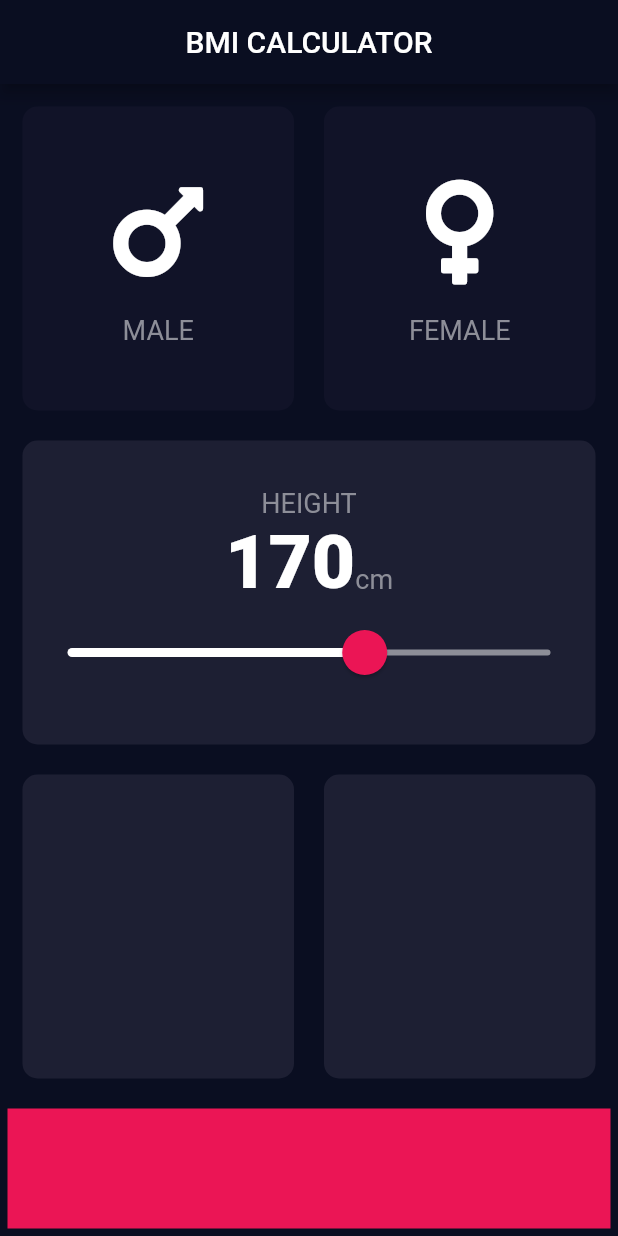
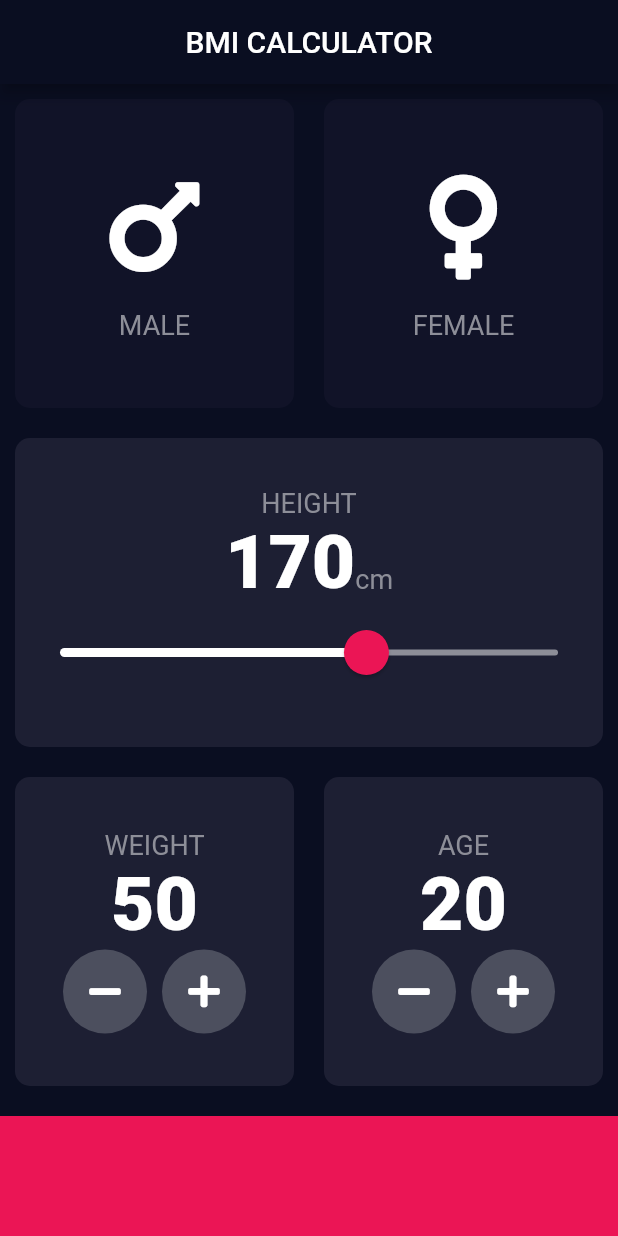
Before and after one commit to veoxer/bmi-flutter, a Flutter app: the screen it shows after launch, on a phone screen of 412 x 824 dp. Run offline on Flutter 3.47's test engine with Material 2 defaults, Android fonts, the phone set to English and light mode, and no system bars; our stand-ins replace font_awesome_flutter.

Commit message:
weight and age cards

```diff
--- a/lib/constants.dart
+++ b/lib/constants.dart
@@ -13,3 +13,8 @@ const Color kBottomAppBarColor = Color(0xFFEB1555);
 const double kBottomAppBarHeight = 80.0;
 const Color kActiveAppCardColor = Color(0xFF1D1F33);
 const Color kInactiveAppCardColor = Color(0xFF111328);
+
+const kSliderThumbColor = Color(0xFFEB1555);
+const kSliderOverlayColor = Color(0x29EB1555);
+const kSliderInactiveTrackColor = Color(0xFF8D8E98);
+const kRoundButtonFillColor = Color(0xFF4C4F5E);
--- a/lib/main.dart
+++ b/lib/main.dart
@@ -1,3 +1,4 @@
+import 'package:bmi/round_icon_button.dart';
 import 'package:flutter/cupertino.dart';
 import 'package:flutter/material.dart';
 import 'package:font_awesome_flutter/font_awesome_flutter.dart';
@@ -29,6 +30,9 @@ class InputPage extends StatefulWidget {
 class _InputPageState extends State<InputPage> {
   Gender selectedCardGender;
   int height = 170;
+  int wight = 50;
+  int age = 20;
+
   @override
   Widget build(BuildContext context) {
     return Scaffold(
@@ -36,9 +40,7 @@ class _InputPageState extends State<InputPage> {
         title: Text('BMI CALCULATOR'),
         centerTitle: true,
       ),
-      body: Padding(
-        padding: const EdgeInsets.all(5.0),
-        child: Column(
+      body: Column(
         crossAxisAlignment: CrossAxisAlignment.stretch,
         children: [
           Expanded(
@@ -105,9 +107,9 @@ class _InputPageState extends State<InputPage> {
                   SliderTheme(
                     data: SliderTheme.of(context).copyWith(
                       activeTrackColor: Colors.white,
-                        inactiveTrackColor: Color(0xFF8D8E98),
-                        thumbColor: Color(0xFFEB1555),
-                        overlayColor: Color(0x29EB1555),
+                      inactiveTrackColor: kSliderInactiveTrackColor,
+                      thumbColor: kSliderThumbColor,
+                      overlayColor: kSliderOverlayColor,
                       thumbShape:
                           RoundSliderThumbShape(enabledThumbRadius: 15.0),
                       overlayShape:
@@ -134,11 +136,85 @@ class _InputPageState extends State<InputPage> {
                 Expanded(
                   child: AppCard(
                     colour: kActiveAppCardColor,
+                    cardChild: Column(
+                      mainAxisAlignment: MainAxisAlignment.center,
+                      children: [
+                        Text(
+                          'WEIGHT',
+                          style: kContentLabelStyle,
+                        ),
+                        Text(
+                          wight.toString(),
+                          style: kContentMainTextStyle,
+                        ),
+                        Row(
+                          mainAxisAlignment: MainAxisAlignment.center,
+                          children: [
+                            RoundIconButton(
+                              iconData: FontAwesomeIcons.minus,
+                              change: () {
+                                setState(() {
+                                  wight--;
+                                });
+                              },
+                            ),
+                            SizedBox(
+                              width: 10.0,
+                            ),
+                            RoundIconButton(
+                              iconData: FontAwesomeIcons.plus,
+                              change: () {
+                                setState(() {
+                                  wight++;
+                                });
+                              },
+                            ),
+                          ],
+                        ),
+                      ],
+                    ),
                   ),
                 ),
                 Expanded(
                   child: AppCard(
                     colour: kActiveAppCardColor,
+                    cardChild: Column(
+                      mainAxisAlignment: MainAxisAlignment.center,
+                      children: [
+                        Text(
+                          'AGE',
+                          style: kContentLabelStyle,
+                        ),
+                        Text(
+                          age.toString(),
+                          style: kContentMainTextStyle,
+                        ),
+                        Row(
+                          mainAxisAlignment: MainAxisAlignment.center,
+                          children: [
+                            RoundIconButton(
+                              iconData: FontAwesomeIcons.minus,
+                              change: () {
+                                setState(() {
+                                  age--;
+                                });
+                              },
+                            ),
+                            SizedBox(
+                              width: 10.0,
+                            ),
+                            RoundIconButton(
+                              iconData: FontAwesomeIcons.plus,
+                              change: () {
+                                setState(() {
+                                  age++;
+                                });
+                              },
+                            ),
+                          ],
+                        ),
+                      ],
+                    ),
                   ),
                 ),
               ],
@@ -154,7 +230,6 @@ class _InputPageState extends State<InputPage> {
           )
         ],
       ),
-      ),
     );
   }
 }
--- /dev/null
+++ b/lib/round_icon_button.dart
@@ -0,0 +1,22 @@
+import 'package:flutter/material.dart';
+
+import 'constants.dart';
+
+class RoundIconButton extends StatelessWidget {
+  final IconData iconData;
+  final Function change;
+
+  RoundIconButton({@required this.iconData, @required this.change});
+
+  @override
+  Widget build(BuildContext context) {
+    return RawMaterialButton(
+      shape: CircleBorder(),
+      fillColor: kRoundButtonFillColor,
+      onPressed: change,
+      elevation: 0.0,
+      child: Icon(iconData),
+      constraints: BoxConstraints.tightFor(height: 56.0, width: 56.0),
+    );
+  }
+}
```
Lines whose indentation alone changed are shown as unchanged.
